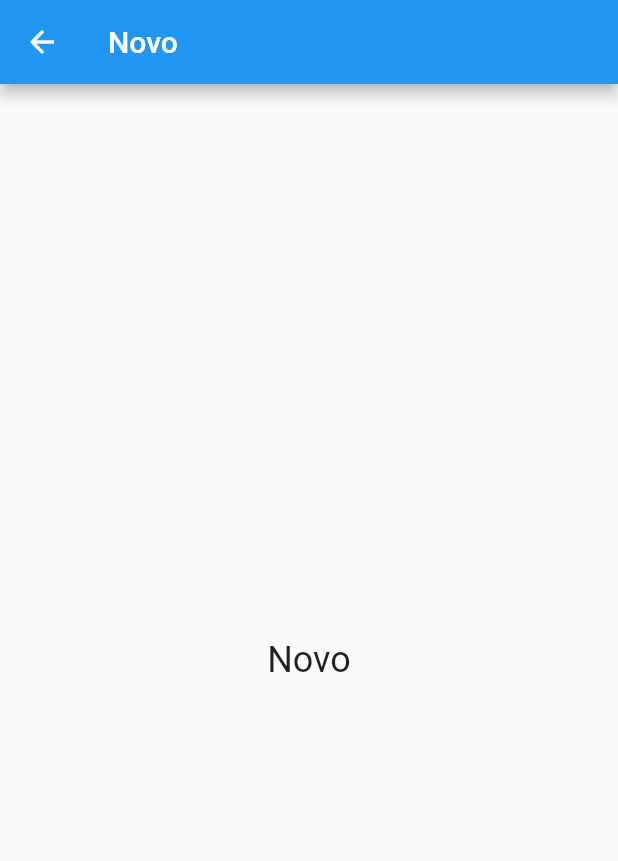
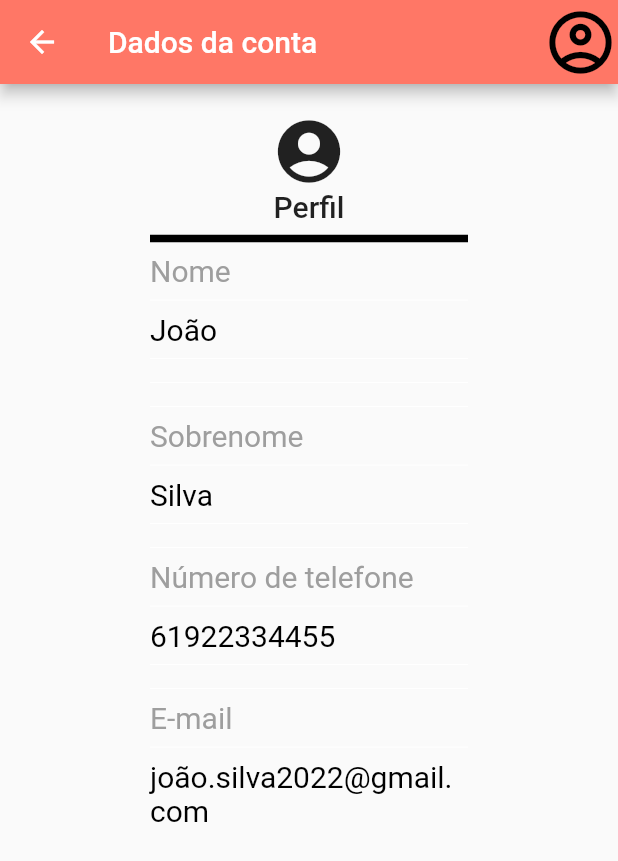
Before and after one commit to VitorAPP/flutter_application_1, a Flutter app: the DadosPessoal screen opened directly, after a tap on "Editar dados Pessoais", on a phone screen of 412 x 824 dp. Shown: the top 861 px of the screen. Run offline on Flutter 3.47's test engine with Material 2 defaults, Android fonts, the phone set to English and light mode, and no system bars; our stand-ins replace flutter_neumorphic, syncfusion_flutter_sliders; missing offline and left inert: syncfusion_flutter_core; network calls fail; key blocks and very long unbroken strings in the code were emptied for the run.

Commit message:
exemplo de tela do endereço e dados pessoais

```diff
--- /dev/null
+++ b/lib/pages/conta.dart
@@ -0,0 +1,160 @@
+import 'package:flutter/material.dart';
+class Conta extends StatefulWidget {
+  const Conta({Key? key}) : super(key: key);
+
+  @override
+  _ContaState createState() => _ContaState();
+}
+
+class _ContaState extends State<Conta> {
+
+late TextEditingController _controller;
+
+  @override
+  void initState() {
+    super.initState();
+    _controller = TextEditingController();
+  }
+
+  @override
+  void dispose() {
+    _controller.dispose();
+    super.dispose();
+  }
+
+  @override
+  Widget build(BuildContext context) {
+    return Scaffold(
+     appBar: AppBar(
+        backgroundColor: Color.fromRGBO(255, 119, 102, 10),
+        title: const Text('Dados da conta'),
+        actions: <Widget>[
+          Icon(
+            Icons.account_circle_outlined,
+            size: 50,
+            color: Colors.black,
+          ),
+        ],
+      ),
+      body:Container(  alignment: Alignment.center,
+        margin: const EdgeInsets.symmetric(horizontal: 100),
+        padding: const EdgeInsets.only(top: 20),
+
+
+     child: Column(
+      children: [
+
+         Icon(Icons.account_circle, size: 50),
+          Text('Perfil', style: Theme.of(context).textTheme.headline6),
+          const Divider(
+            height: 20,
+            thickness: 5,
+            // indent: 9,
+            endIndent: 0,
+            color: Colors.black,
+          ),
+
+
+
+
+
+
+        Row(
+                children: [
+
+                  Expanded(
+                      flex: 9,
+                      child: Text('Nome',
+                          style: TextStyle(color: Colors.grey, fontSize: 20.0),
+                          textAlign: TextAlign.left)),
+                ],
+              ),
+            Divider(color: Colors.white,),
+           Row(
+                children: [
+
+                  Expanded(
+                      flex: 9,
+                      child: Text('João',
+                          style: TextStyle(color: Colors.black, fontSize: 20.0),
+                          textAlign: TextAlign.left)),
+                ],
+              ),
+             Divider(color: Colors.white,),
+              Divider(color: Colors.white,),
+               Divider(color: Colors.white,),
+              Row(
+                children: [
+
+                  Expanded(
+                      flex: 9,
+                      child: Text('Sobrenome',
+                          style: TextStyle(color: Colors.grey, fontSize: 20.0),
+                          textAlign: TextAlign.left)),
+                ],
+              ),
+               Divider(color: Colors.white,),
+              Row(
+                children: [
+
+                  Expanded(
+                      flex: 9,
+                      child: Text('Silva',
+                          style: TextStyle(color: Colors.black, fontSize: 20.0),
+                          textAlign: TextAlign.left)),
+                ],
+              ),
+               Divider(color: Colors.white,),
+                Divider(color: Colors.white,),
+              Row(
+                children: [
+
+                  Expanded(
+                      flex: 9,
+                      child: Text('Número de telefone',
+                          style: TextStyle(color: Colors.grey, fontSize: 20.0),
+                          textAlign: TextAlign.left)),
+                ],
+              ),
+               Divider(color: Colors.white,),
+              Row(
+                children: [
+
+                  Expanded(
+                      flex: 9,
+                      child: Text('61922334455',
+                          style: TextStyle(color: Colors.black, fontSize: 20.0),
+                          textAlign: TextAlign.left)),
+                ],
+              ),
+               Divider(color: Colors.white,),
+                Divider(color: Colors.white,),
+              Row(
+                children: [
+
+                  Expanded(
+                      flex: 9,
+                      child: Text('E-mail',
+                          style: TextStyle(color: Colors.grey, fontSize: 20.0),
+                          textAlign: TextAlign.left)),
+                ],
+              ),
+               Divider(color: Colors.white,),
+              Row(
+                children: [
+
+                  Expanded(
+                      flex: 9,
+                      child: Text('joão.silva2022@gmail.com',
+                          style: TextStyle(color: Colors.black, fontSize: 20.0),
+                          textAlign: TextAlign.left)),
+                ],
+              ),
+
+
+      ],
+     ),
+      ),
+    );
+  }
+}
--- a/lib/pages/dadosPessoa.dart
+++ b/lib/pages/dadosPessoa.dart
@@ -1,5 +1,8 @@
 import 'package:flutter/material.dart';
 import 'package:flutter_application_1/pages/novo.dart';
+import 'package:flutter_application_1/pages/conta.dart';
+import 'package:flutter_application_1/pages/endereco.dart';
+import 'package:flutter_application_1/pages/privacidadeSeguranca.dart';
 
 
 class DadosPessoal extends StatelessWidget {
@@ -20,8 +23,10 @@ class DadosPessoal extends StatelessWidget {
           ),
         ],
       ),
-      body: Align(
+      body: Container(
         alignment: Alignment.topCenter,
+        margin: const EdgeInsets.symmetric(horizontal: 100),
+        padding: const EdgeInsets.only(top: 20),
         child: Column(
           mainAxisSize: MainAxisSize.min,
           children: [
@@ -56,8 +61,8 @@ class DadosPessoal extends StatelessWidget {
               onPressed: () {
                 Navigator.push(context, MaterialPageRoute<void>(
                   builder: (BuildContext context) {
-                    Widget _novo = Novo();
-                    return _novo;
+                    Widget _conta = Conta();
+                    return _conta;
                   },
                 ));
               },
@@ -87,8 +92,8 @@ class DadosPessoal extends StatelessWidget {
               onPressed: () {
                 Navigator.push(context, MaterialPageRoute<void>(
                   builder: (BuildContext context) {
-                    Widget _carteira = DadosPessoal();
-                    return _carteira;
+                   Widget _endereco = Endereco();
+                    return _endereco;
                   },
                 ));
               },
@@ -118,8 +123,8 @@ class DadosPessoal extends StatelessWidget {
               onPressed: () {
                 Navigator.push(context, MaterialPageRoute<void>(
                   builder: (BuildContext context) {
-                    Widget _novo = Novo();
-                    return _novo;
+                    Widget _privacidade = Privacidade();
+                    return _privacidade;
                    // return MyApp();
                   },
                 ));
@@ -158,8 +163,8 @@ class DadosPessoal extends StatelessWidget {
               onPressed: () {
                 Navigator.push(context, MaterialPageRoute<void>(
                   builder: (BuildContext context) {
-                    Widget _novo = Novo();
-                    return _novo;
+                    Widget _privacidade = Privacidade();
+                    return _privacidade;
                    // return MyApp();
                   },
                 ));
```
Also changed, not shown: lib/main.dart (+7 -6 lines), lib/pages/endereco.dart (added, +146 -0 lines), lib/pages/privacidadeSeguranca.dart (added, +42 -0 lines).
